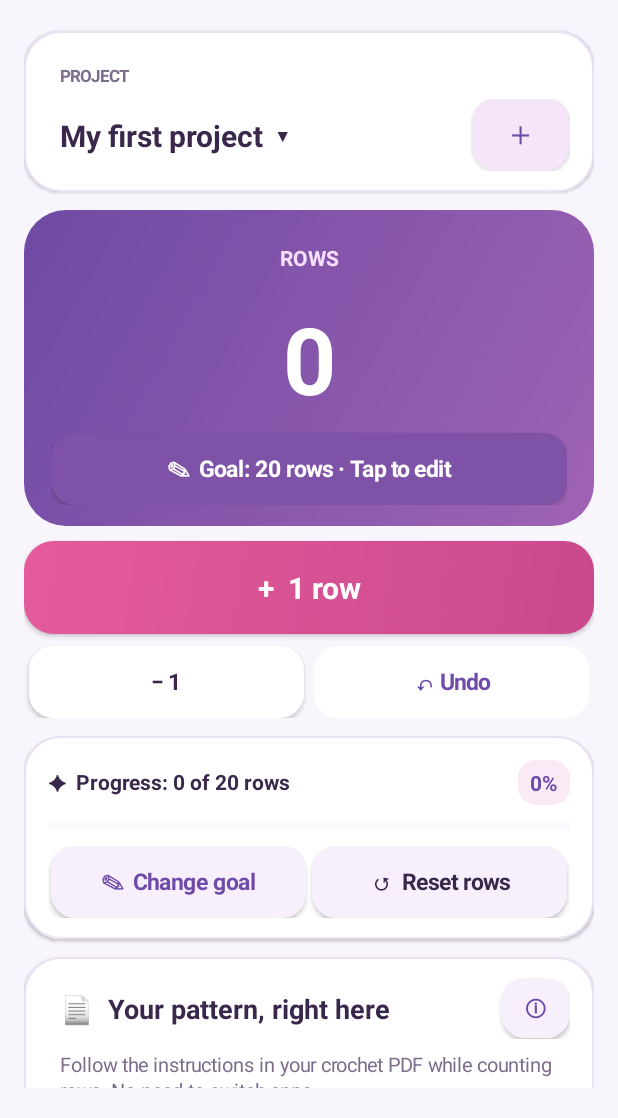
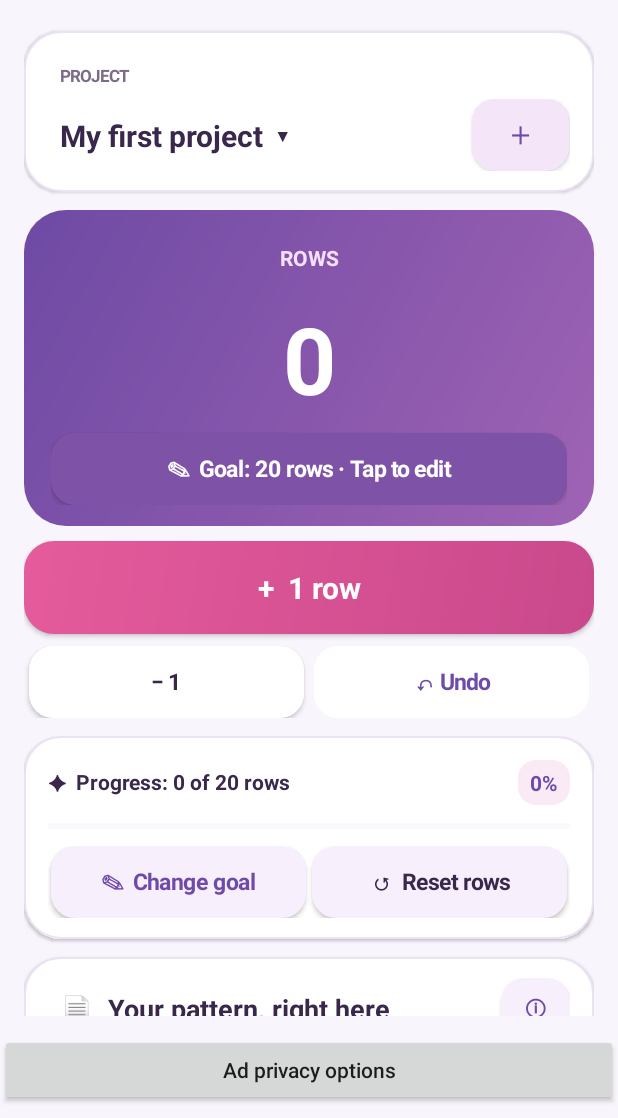
Before and after one commit to tommymsc/Crochet-Counter-PDF, an Android app: the screen it shows after launch (MainActivity), on a phone screen of 412 x 824 dp, the part 118-1236 px from its top. Run offline under Robolectric (Android 15) with nearby library versions, the phone set to English and light mode, and no system bars; our stand-ins replace AdMob; 7 statements that could not run were skipped.

Commit message:
Wire consent ads into project transitions and localize official title

```diff
--- a/app/src/main/res/values/strings.xml
+++ b/app/src/main/res/values/strings.xml
@@ -1,5 +1,5 @@
 <resources>
-<string name="app_name">Crochet Counter &amp; PDF</string>
+<string name="app_name">Crochet Row Counter &amp; PDF</string>
 <string name="new_project">New project</string>
 <string name="project_name">Project name</string>
 <string name="create">Create</string>
@@ -41,4 +41,5 @@
 <string name="target_explanation">Choose how many rows your project needs. Each project can have a different goal; you can change it at any time.</string>
 <string name="header_title">Crochet Counter</string>
 <string name="header_subtitle">Count rows · Follow PDF patterns</string>
+<string name="ad_privacy">Ad privacy options</string>
 </resources>
```
